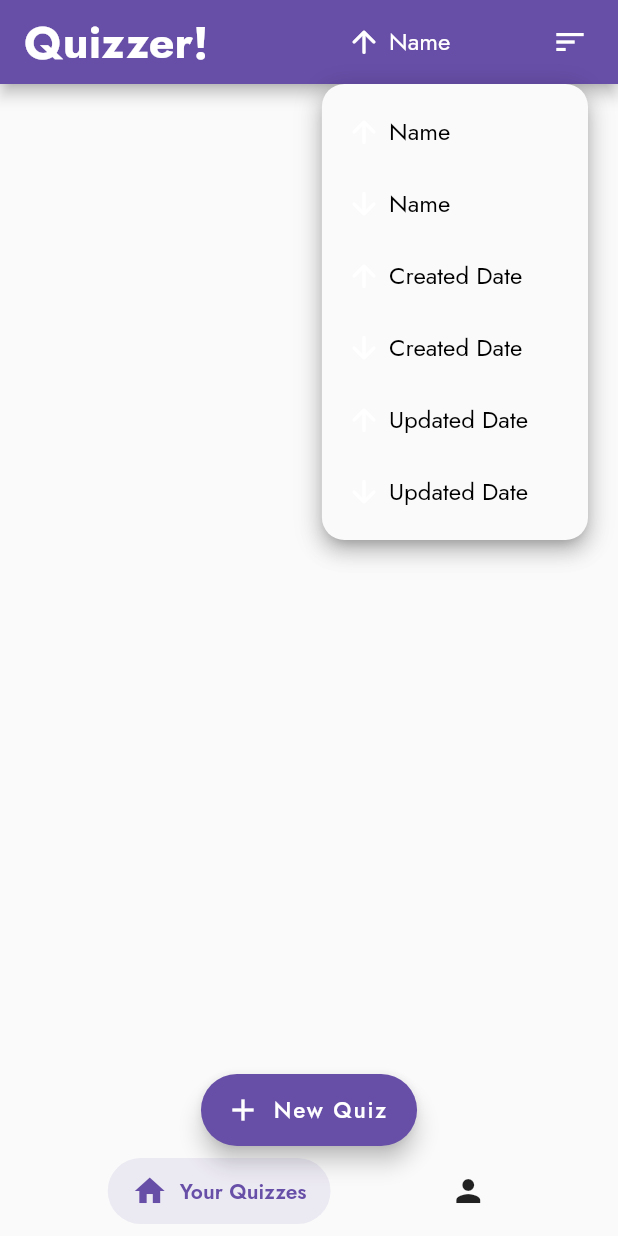
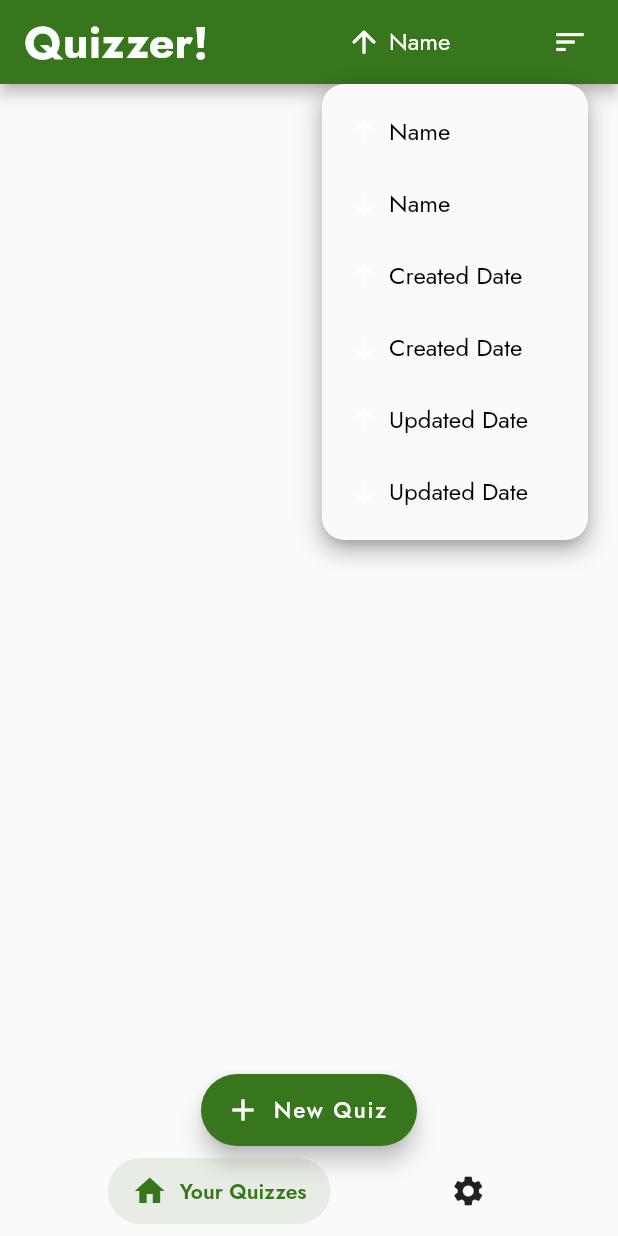
Before and after one commit to a-knaw-knee-mus/Flutter-Quizzer, a Flutter app: the screen it shows after launch, after a tap on "Name", on a phone screen of 412 x 824 dp. Run offline on Flutter 3.47's test engine with Material 2 defaults, Android fonts, the phone set to English and light mode, and no system bars; drawn by our look-alikes of dropdown_button2, salomon_bottom_bar; our stand-ins replace flutter_slidable, google_fonts, hive, hive_flutter, smooth_page_indicator; missing offline and left inert: flutter_flip_card; accounts and stored records are empty.

Commit message:
add color themes for user

```diff
--- a/lib/colors/cyan.dart
+++ b/lib/colors/cyan.dart
@@ -1,23 +1,23 @@
 import 'package:flutter/material.dart';
 
 const MaterialColor cyan = MaterialColor(_cyanPrimaryValue, <int, Color>{
-  50: Color(0xFFE3EAEB),
-  100: Color(0xFFB8CACE),
-  200: Color(0xFF89A7AE),
-  300: Color(0xFF5A848D),
-  400: Color(0xFF366974),
+  50: Color(0xFFE3F7F7),
+  100: Color(0xFFB8EAEA),
+  200: Color(0xFF89DDDD),
+  300: Color(0xFF5ACFCF),
+  400: Color(0xFF36C4C4),
   500: Color(_cyanPrimaryValue),
-  600: Color(0xFF114854),
-  700: Color(0xFF0E3F4A),
-  800: Color(0xFF0B3641),
-  900: Color(0xFF062630),
+  600: Color(0xFF11B3B3),
+  700: Color(0xFF0EABAB),
+  800: Color(0xFF0BA3A3),
+  900: Color(0xFF069494),
 });
-const int _cyanPrimaryValue = 0xFF134F5C;
+const int _cyanPrimaryValue = 0xFF13BABA;
 
 const MaterialColor cyanAccent = MaterialColor(_cyanAccentValue, <int, Color>{
-  100: Color(0xFF6AD5FF),
+  100: Color(0xFFC0FFFF),
   200: Color(_cyanAccentValue),
-  400: Color(0xFF04B8FF),
-  700: Color(0xFF00A7E9),
+  400: Color(0xFF5AFFFF),
+  700: Color(0xFF41FFFF),
 });
-const int _cyanAccentValue = 0xFF37C6FF;
+const int _cyanAccentValue = 0xFF8DFFFF;
--- a/lib/main.dart
+++ b/lib/main.dart
@@ -3,10 +3,29 @@ import 'package:flutter_quizzer/schema/question.dart';
 import 'package:flutter_quizzer/schema/quiz.dart';
 import 'package:flutter_quizzer/screens/profile_screen.dart';
 import 'package:flutter_quizzer/screens/quizzes_screen.dart';
-import 'package:flutter_quizzer/util/colors.dart';
+import 'package:flutter_quizzer/util/color_types.dart';
 import 'package:google_fonts/google_fonts.dart';
 import 'package:hive_flutter/hive_flutter.dart';
+import 'package:provider/provider.dart';
 import 'package:salomon_bottom_bar/salomon_bottom_bar.dart';
+
+class ColorProvider extends ChangeNotifier {
+  ColorType _color = ColorType.blue;
+
+  ColorType get color => _color;
+
+  set color(ColorType newColor) {
+    _color = newColor;
+    notifyListeners();
+  }
+
+  void init(ColorType newColor) {
+    if (_color != newColor) {
+      _color = newColor;
+      notifyListeners();
+    }
+  }
+}
 
 void main() async {
   // Hive init
@@ -15,11 +34,27 @@ void main() async {
   await Hive.openBox<Quiz>('quizBox');
   Hive.registerAdapter(QuestionAdapter());
   await Hive.openBox<Question>('questionBox');
-  runApp(const MyApp());
+  runApp(ChangeNotifierProvider(
+    create: (context) => ColorProvider(),
+    child: const MyApp(),
+  ));
 }
 
-class MyApp extends StatelessWidget {
+class MyApp extends StatefulWidget {
   const MyApp({super.key});
+
+  @override
+  State<MyApp> createState() => _MyAppState();
+}
+
+class _MyAppState extends State<MyApp> {
+  _MyAppState() {
+
+    WidgetsBinding.instance.addPostFrameCallback((_) {
+      Provider.of<ColorProvider>(context, listen: false)
+          .init(ColorType.green);
+    });
+  }
 
   @override
   Widget build(BuildContext context) {
@@ -27,7 +62,7 @@ class MyApp extends StatelessWidget {
       title: 'Navigation with Arguments',
       home: const MyPage(),
       theme: ThemeData(
-        primarySwatch: primary,
+        primarySwatch: context.watch<ColorProvider>().color.getColorSwatch(),
         textTheme: GoogleFonts.jostTextTheme(),
       ),
       debugShowCheckedModeBanner: false,
@@ -65,9 +100,9 @@ class _MyPageState extends State<MyPage> {
             ),
           ),
           SalomonBottomBarItem(
-            icon: const Icon(Icons.person),
+            icon: const Icon(Icons.settings),
             title: Text(
-              'Profile',
+              'Settings',
               style: GoogleFonts.jost(),
             ),
           ),
--- a/lib/util/colors.dart
+++ /dev/null
@@ -1,23 +0,0 @@
-import 'package:flutter/material.dart';
-
-const MaterialColor primary = MaterialColor(_primaryPrimaryValue, <int, Color>{
-  50: Color(0xFFEDEAF4),
-  100: Color(0xFFD1CAE5),
-  200: Color(0xFFB3A7D3),
-  300: Color(0xFF9583C1),
-  400: Color(0xFF7E69B4),
-  500: Color(_primaryPrimaryValue),
-  600: Color(0xFF5F479F),
-  700: Color(0xFF543D96),
-  800: Color(0xFF4A358C),
-  900: Color(0xFF39257C),
-});
-const int _primaryPrimaryValue = 0xFF674EA7;
-
-const MaterialColor primaryAccent = MaterialColor(_primaryAccentValue, <int, Color>{
-  100: Color(0xFFCBBDFF),
-  200: Color(_primaryAccentValue),
-  400: Color(0xFF7A57FF),
-  700: Color(0xFF663DFF),
-});
-const int _primaryAccentValue = 0xFFA28AFF;
--- a/pubspec.yaml
+++ b/pubspec.yaml
@@ -44,6 +44,7 @@ dependencies:
   smooth_page_indicator: ^1.1.0
   flutter_flip_card: ^0.0.4
   google_fonts: ^5.0.0
+  provider: ^6.0.5
 
 dev_dependencies:
   flutter_test:
```
Also changed, not shown: lib/screens/profile_screen.dart (+42 -7 lines), lib/util/color_types.dart (+49 -0 lines), lib/widgets/questions/question_carousel.dart (+12 -11 lines), lib/widgets/questions/question_tile.dart (+6 -2 lines), lib/widgets/quizzes/quiz_tile.dart (+9 -5 lines), pubspec.lock.
